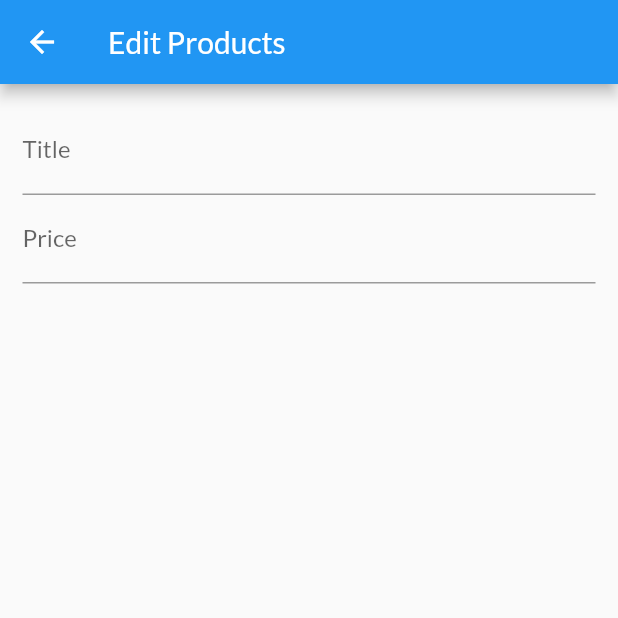
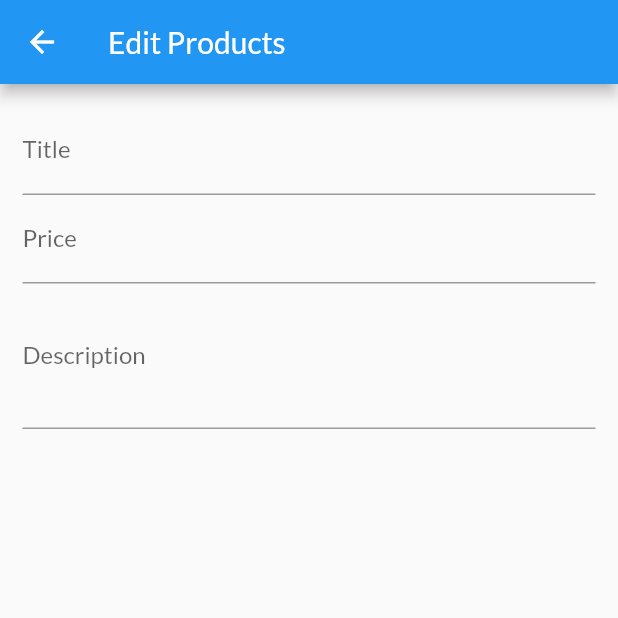
Before and after one commit to mmcguire91/shop_app, a Flutter app: the EditProductsScreen screen opened by its route, on a phone screen of 412 x 824 dp, the top half of it. Run offline on Flutter 3.47's test engine with Material 2 defaults, Android fonts, the phone set to English and light mode, and no system bars; network calls fail.

Commit message:
added description input field on edit projects page. disposed of focus node objects from edit products screen

```diff
--- a/lib/screens/edit_products_screen.dart
+++ b/lib/screens/edit_products_screen.dart
@@ -7,7 +7,20 @@ class EditProductsScreen extends StatefulWidget {
 }
 
 class _EditProductsScreenState extends State<EditProductsScreen> {
-  FocusNode _priceFocusNode;
+  final _priceFocusNode = FocusNode();
+  final _descriptionFocusNode = FocusNode();
+
+  // FocusNode _priceFocusNode;
+  // FocusNode _descriptionFocusNode;
+
+  @override
+  void dispose() {
+    _priceFocusNode.dispose();
+    _descriptionFocusNode.dispose();
+    super.dispose();
+  }
+  //dispose of the focus node objects to avoid memory leaks
+
   @override
   Widget build(BuildContext context) {
     return Scaffold(
@@ -41,6 +54,19 @@ class _EditProductsScreenState extends State<EditProductsScreen> {
                 //numpad keyboard type
                 focusNode: _priceFocusNode,
                 //finishing the logic of go to the next available user input by defining this TextFormField as the node you want to target
+                onFieldSubmitted: (_) {
+                  FocusScope.of(context).requestFocus(_descriptionFocusNode);
+                },
+              ),
+              TextFormField(
+                decoration: InputDecoration(
+                  labelText: 'Description',
+                ),
+                maxLines: 3,
+                // textInputAction: TextInputAction.next,
+                keyboardType: TextInputType.multiline,
+                //numpad keyboard type
+                focusNode: _descriptionFocusNode,
               ),
             ],
           ),
```
